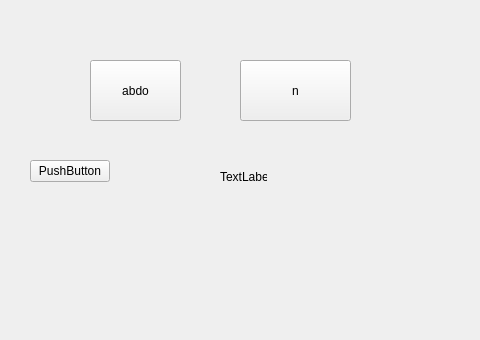
This is gittest/mainwindow.ui in AbdelrahmanShorim/gittest as Qt 5 draws it before an edit; both pictures show x 0 to 480 and y 0 to 340 of the 800 by 600 pixel window. The edited form follows.
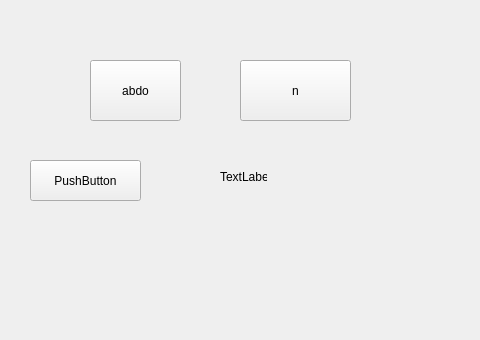
This is the edited form.

```diff
--- a/gittest/mainwindow.ui
+++ b/gittest/mainwindow.ui
@@ -58,8 +58,8 @@
      <rect>
       <x>30</x>
       <y>160</y>
-      <width>80</width>
-      <height>22</height>
+      <width>111</width>
+      <height>41</height>
      </rect>
     </property>
     <property name="text">
```
